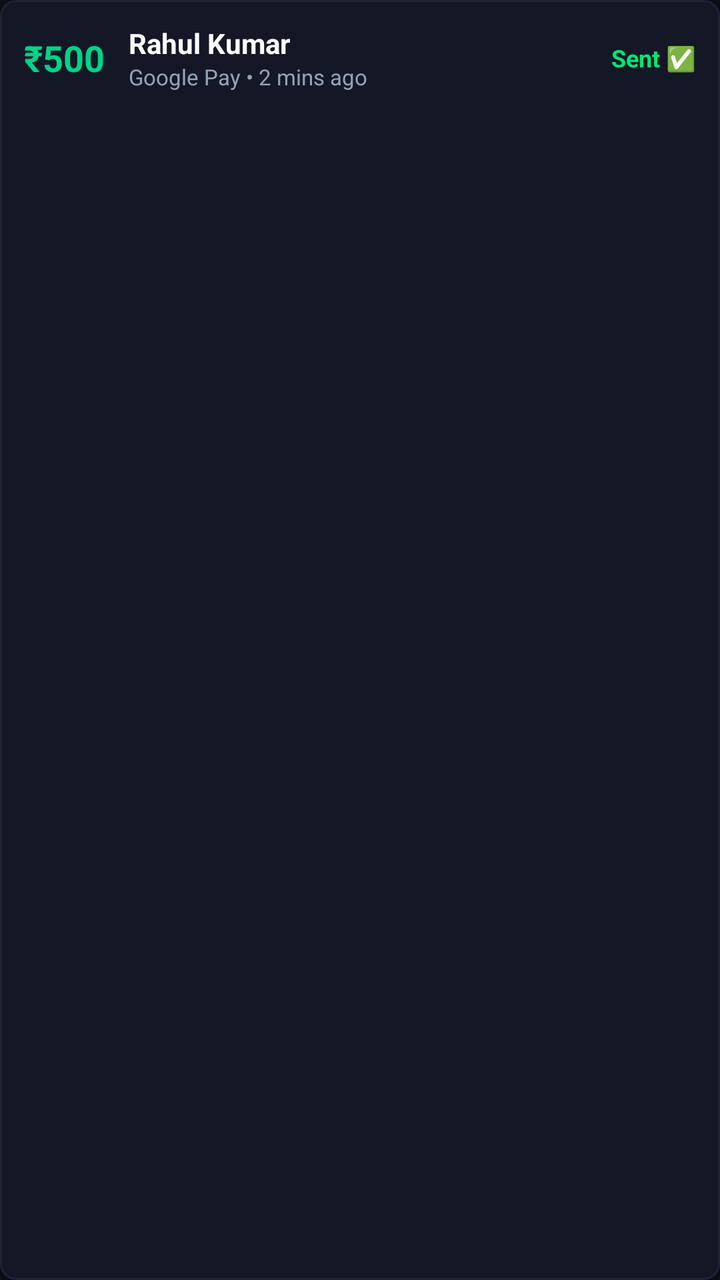
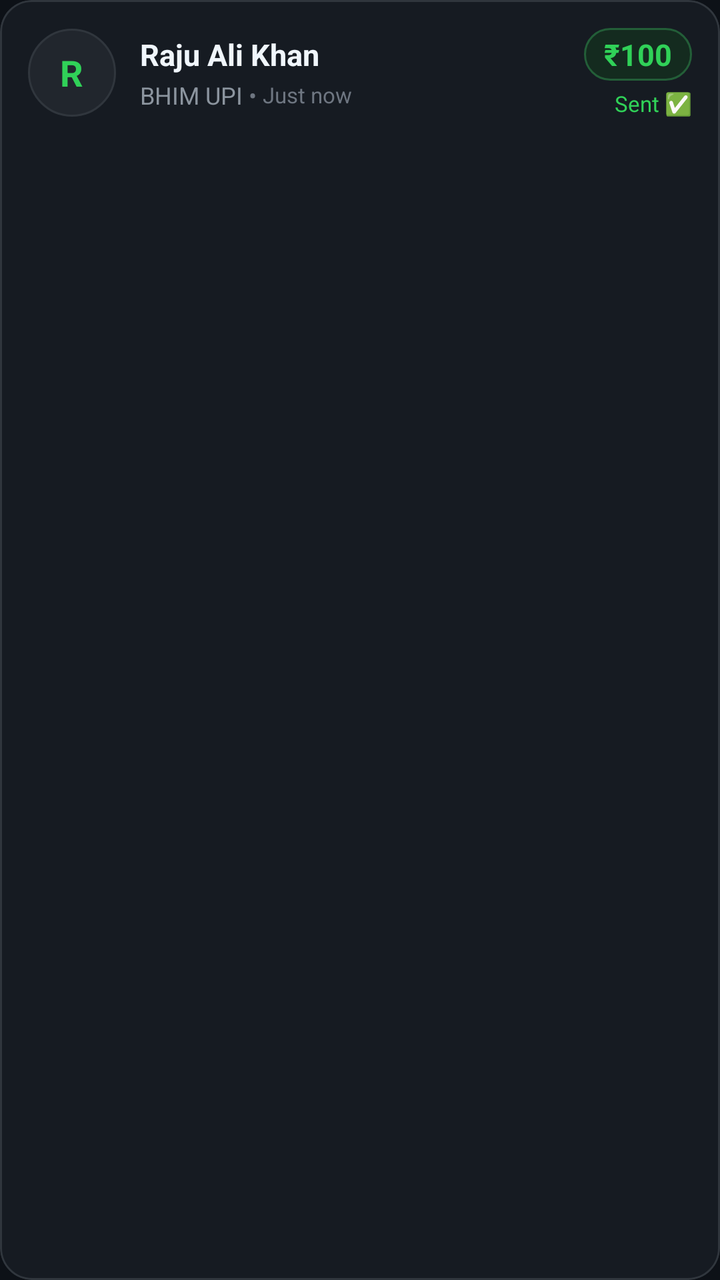

The first picture is an Android layout as it rendered before a commit; the second is the same layout after the commit. The layout source and the unified diff follow.
<!-- AndroidManifest.xml: application theme Theme.UPIStreamAlert -->
<!-- res/layout/item_donation_log.xml -->
<?xml version="1.0" encoding="utf-8"?>
<com.google.android.material.card.MaterialCardView xmlns:android="http://schemas.android.com/apk/res/android"
    xmlns:app="http://schemas.android.com/apk/res-auto"
    android:layout_width="match_parent"
    android:layout_height="wrap_content"
    app:cardBackgroundColor="@color/card_bg"
    app:cardCornerRadius="8dp"
    app:strokeColor="#1E2436"
    app:strokeWidth="1dp"
    android:layout_marginBottom="8dp">

    <LinearLayout
        android:layout_width="match_parent"
        android:layout_height="wrap_content"
        android:orientation="horizontal"
        android:padding="12dp"
        android:gravity="center_vertical">

        
        <TextView
            android:id="@+id/tvLogAmount"
            android:layout_width="wrap_content"
            android:layout_height="wrap_content"
            android:text="₹500"
            android:textColor="@color/primary"
            android:textSize="18sp"
            android:textStyle="bold"
            android:paddingEnd="12dp" />

        
        <LinearLayout
            android:layout_width="0dp"
            android:layout_height="wrap_content"
            android:layout_weight="1"
            android:orientation="vertical">

            <TextView
                android:id="@+id/tvLogUser"
                android:layout_width="wrap_content"
                android:layout_height="wrap_content"
                android:text="Rahul Kumar"
                android:textColor="@color/text_primary"
                android:textSize="14sp"
                android:textStyle="bold" />

            <TextView
                android:id="@+id/tvLogApp"
                android:layout_width="wrap_content"
                android:layout_height="wrap_content"
                android:text="Google Pay • 2 mins ago"
                android:textColor="@color/text_secondary"
                android:textSize="11sp" />
        </LinearLayout>

        
        <TextView
            android:id="@+id/tvLogStatus"
            android:layout_width="wrap_content"
            android:layout_height="wrap_content"
            android:text="Sent ✅"
            android:textColor="@color/success"
            android:textSize="12sp"
            android:textStyle="bold" />
    </LinearLayout>
</com.google.android.material.card.MaterialCardView>
<!-- resources referenced by this layout -->
<resources>
  <color name="card_bg">#141826</color>
  <color name="primary">#00D489</color>
  <color name="success">#00E676</color>
  <color name="text_primary">#FFFFFF</color>
  <color name="text_secondary">#94A3B8</color>
  <style name="Theme.UPIStreamAlert" parent="Theme.MaterialComponents.DayNight.NoActionBar">
          <item name="colorPrimary">@color/primary</item>
          <item name="colorPrimaryVariant">@color/primary_dark</item>
          <item name="colorOnPrimary">@color/background_dark</item>
          <item name="colorSecondary">@color/accent</item>
          <item name="android:statusBarColor">@color/background_dark</item>
          <item name="android:windowBackground">@color/background_dark</item>
      </style>
  <color name="primary_dark">#00A86B</color>
  <color name="background_dark">#0C0E18</color>
  <color name="accent">#FFD700</color>
</resources>

<!-- the commit's change to res/layout/item_donation_log.xml (unified diff, before → after) -->
@@ -4,28 +4,36 @@
     android:layout_width="match_parent"
     android:layout_height="wrap_content"
     app:cardBackgroundColor="@color/card_bg"
-    app:cardCornerRadius="8dp"
-    app:strokeColor="#1E2436"
+    app:cardCornerRadius="16dp"
+    app:strokeColor="@color/border_subtle"
     app:strokeWidth="1dp"
-    android:layout_marginBottom="8dp">
+    app:cardElevation="0dp"
+    android:layout_marginBottom="10dp">
 
     <LinearLayout
         android:layout_width="match_parent"
         android:layout_height="wrap_content"
         android:orientation="horizontal"
-        android:padding="12dp"
+        android:padding="14dp"
         android:gravity="center_vertical">
 
         
-        <TextView
-            android:id="@+id/tvLogAmount"
-            android:layout_width="wrap_content"
-            android:layout_height="wrap_content"
-            android:text="₹500"
-            android:textColor="@color/primary"
-            android:textSize="18sp"
-            android:textStyle="bold"
-            android:paddingEnd="12dp" />
+        <FrameLayout
+            android:layout_width="44dp"
+            android:layout_height="44dp"
+            android:background="@drawable/bg_avatar_circle"
+            android:layout_marginEnd="12dp">
+
+            <TextView
+                android:id="@+id/tvLogAvatarInitial"
+                android:layout_width="wrap_content"
+                android:layout_height="wrap_content"
+                android:layout_gravity="center"
+                android:text="R"
+                android:textColor="@color/primary"
+                android:textSize="18sp"
+                android:textStyle="bold" />
+        </FrameLayout>
 
         
         <LinearLayout
@@ -38,28 +46,74 @@
                 android:id="@+id/tvLogUser"
                 android:layout_width="wrap_content"
                 android:layout_height="wrap_content"
-                android:text="Rahul Kumar"
+                android:text="Raju Ali Khan"
                 android:textColor="@color/text_primary"
-                android:textSize="14sp"
+                android:textSize="15sp"
                 android:textStyle="bold" />
 
-            <TextView
-                android:id="@+id/tvLogApp"
+            <LinearLayout
                 android:layout_width="wrap_content"
                 android:layout_height="wrap_content"
-                android:text="Google Pay • 2 mins ago"
-                android:textColor="@color/text_secondary"
-                android:textSize="11sp" />
+                android:orientation="horizontal"
+                android:gravity="center_vertical"
+                android:layout_marginTop="2dp">
+
+                <TextView
+                    android:id="@+id/tvLogApp"
+                    android:layout_width="wrap_content"
+                    android:layout_height="wrap_content"
+                    android:text="BHIM UPI"
+                    android:textColor="@color/text_secondary"
+                    android:textSize="12sp" />
+
+                <TextView
+                    android:layout_width="wrap_content"
+                    android:layout_height="wrap_content"
+                    android:text=" • "
+                    android:textColor="@color/text_tertiary"
+                    android:textSize="12sp" />
+
+                <TextView
+                    android:id="@+id/tvLogTime"
+                    android:layout_width="wrap_content"
+                    android:layout_height="wrap_content"
+                    android:text="Just now"
+                    android:textColor="@color/text_tertiary"
+                    android:textSize="11sp" />
+            </LinearLayout>
         </LinearLayout>
 
         
-        <TextView
-            android:id="@+id/tvLogStatus"
+        <LinearLayout
             android:layout_width="wrap_content"
             android:layout_height="wrap_content"
-            android:text="Sent ✅"
-            android:textColor="@color/success"
-            android:textSize="12sp"
-            android:textStyle="bold" />
+            android:orientation="vertical"
+            android:gravity="end">
+
+            
+            <TextView
+                android:id="@+id/tvLogAmount"
+                android:layout_width="wrap_content"
+                android:layout_height="wrap_content"
+                android:background="@drawable/bg_amount_pill"
+                android:paddingStart="10dp"
+                android:paddingEnd="10dp"
+                android:paddingTop="3dp"
+                android:paddingBottom="3dp"
+                android:text="₹100"
+                android:textColor="@color/primary"
+                android:textSize="15sp"
+                android:textStyle="bold" />
+
+            
+            <TextView
+                android:id="@+id/tvLogStatus"
+                android:layout_width="wrap_content"
+                android:layout_height="wrap_content"
+                android:text="Sent ✅"
+                android:textColor="@color/success"
+                android:textSize="11sp"
+                android:layout_marginTop="4dp" />
+        </LinearLayout>
     </LinearLayout>
 </com.google.android.material.card.MaterialCardView>
<!-- resource entries referenced after the edit -->
@@ -1,10 +1,31 @@
 <!-- resources referenced by this layout -->
 <resources>
-  <color name="card_bg">#141826</color>
-  <color name="primary">#00D489</color>
-  <color name="success">#00E676</color>
-  <color name="text_primary">#FFFFFF</color>
-  <color name="text_secondary">#94A3B8</color>
+  <color name="border_subtle">#30363D</color>
+  <color name="card_bg">#161B22</color>
+  <color name="primary">#30D158</color>
+  <color name="success">#30D158</color>
+  <color name="text_primary">#F0F6FC</color>
+  <color name="text_secondary">#8B949E</color>
+  <color name="text_tertiary">#6E7681</color>
+  <!-- drawable bg_amount_pill (drawable) -->
+  <?xml version="1.0" encoding="utf-8"?>
+  <shape xmlns:android="http://schemas.android.com/apk/res/android"
+      android:shape="rectangle">
+      <solid android:color="#142B1F" />
+      <corners android:radius="20dp" />
+      <stroke
+          android:width="1dp"
+          android:color="#235E38" />
+  </shape>
+  <!-- drawable bg_avatar_circle (drawable) -->
+  <?xml version="1.0" encoding="utf-8"?>
+  <shape xmlns:android="http://schemas.android.com/apk/res/android"
+      android:shape="oval">
+      <solid android:color="#21262D" />
+      <stroke
+          android:width="1dp"
+          android:color="@color/border_subtle" />
+  </shape>
   <style name="Theme.UPIStreamAlert" parent="Theme.MaterialComponents.DayNight.NoActionBar">
           <item name="colorPrimary">@color/primary</item>
           <item name="colorPrimaryVariant">@color/primary_dark</item>
@@ -13,8 +34,8 @@
           <item name="android:statusBarColor">@color/background_dark</item>
           <item name="android:windowBackground">@color/background_dark</item>
       </style>
-  <color name="primary_dark">#00A86B</color>
-  <color name="background_dark">#0C0E18</color>
-  <color name="accent">#FFD700</color>
+  <color name="primary_dark">#248A3D</color>
+  <color name="background_dark">#0D1117</color>
+  <color name="accent">#FFD60A</color>
 </resources>
 
